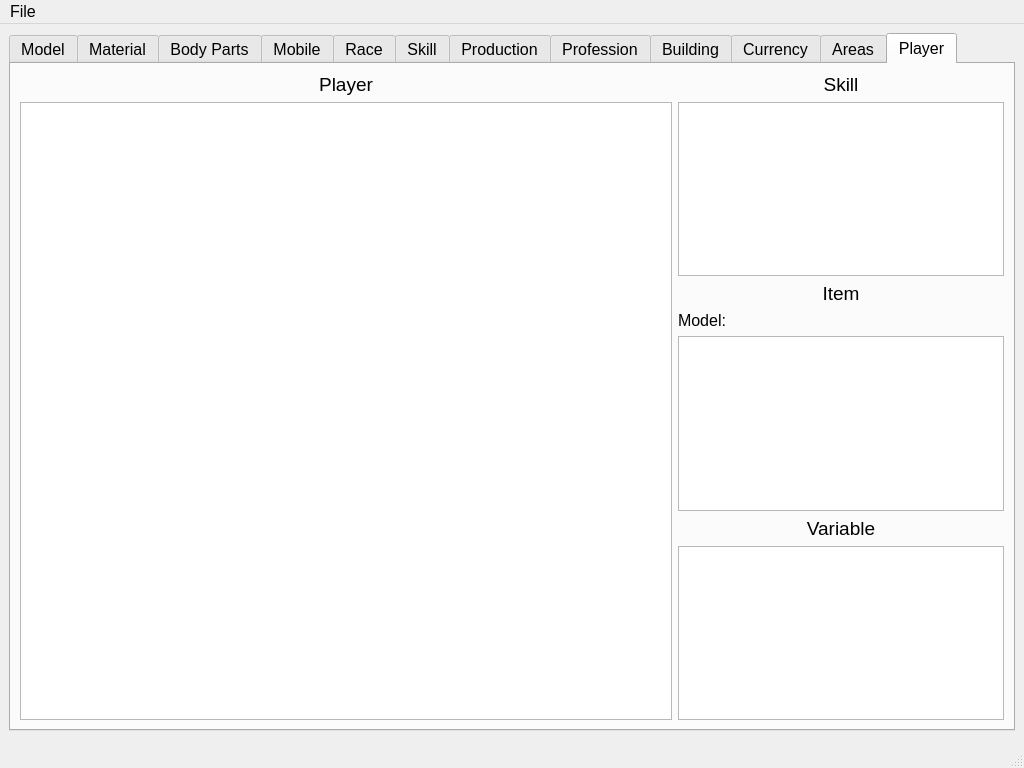
The window that db_editor/radmuddbe.ui (Galfurian/RadMud) describes before a commit, drawn with Qt 5.
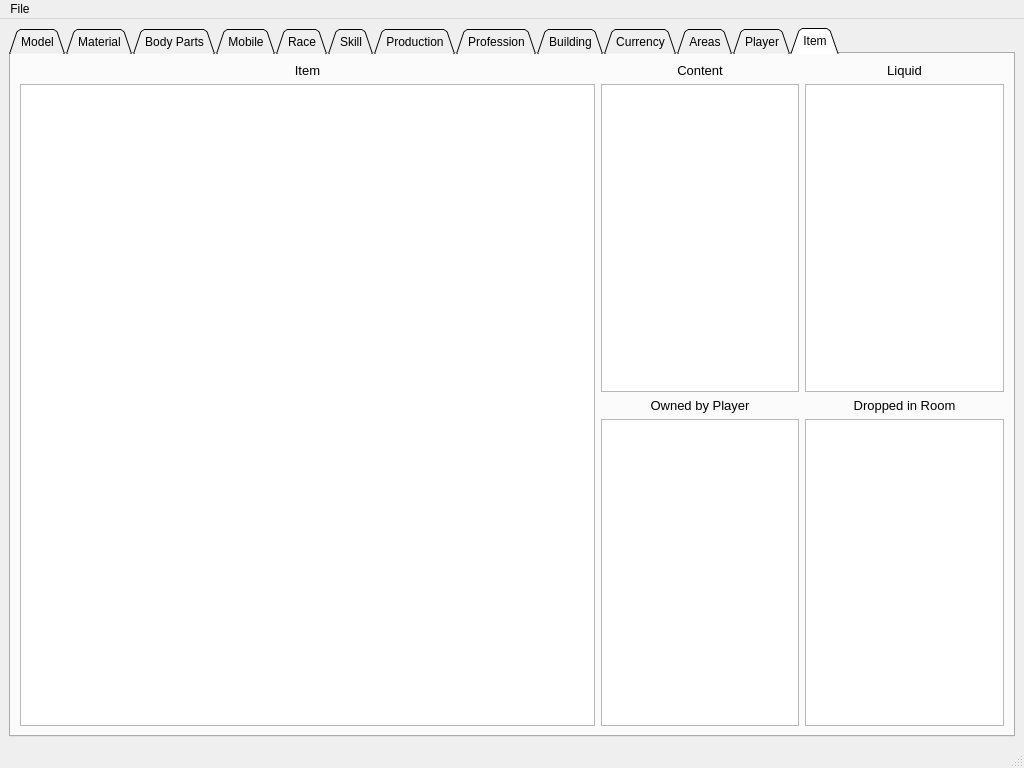
The same window after the commit.

```diff
--- a/db_editor/radmuddbe.ui
+++ b/db_editor/radmuddbe.ui
@@ -10,11 +10,6 @@
     <height>768</height>
    </rect>
   </property>
-  <property name="font">
-   <font>
-    <pointsize>12</pointsize>
-   </font>
-  </property>
   <property name="windowTitle">
    <string>RadMud Db Editor</string>
   </property>
@@ -22,8 +17,14 @@
    <layout class="QHBoxLayout" name="horizontalLayout_6">
     <item>
      <widget class="QTabWidget" name="tabWidget">
+      <property name="tabShape">
+       <enum>QTabWidget::Triangular</enum>
+      </property>
       <property name="currentIndex">
-       <number>11</number>
+       <number>12</number>
+      </property>
+      <property name="movable">
+       <bool>true</bool>
       </property>
       <widget class="QWidget" name="tab_1">
        <attribute name="title">
@@ -899,7 +900,7 @@
            <widget class="QLabel" name="label_32">
             <property name="font">
              <font>
-              <pointsize>14</pointsize>
+              <pointsize>10</pointsize>
              </font>
             </property>
             <property name="text">
@@ -925,7 +926,7 @@
            <widget class="QLabel" name="label_33">
             <property name="font">
              <font>
-              <pointsize>14</pointsize>
+              <pointsize>10</pointsize>
              </font>
             </property>
             <property name="text">
@@ -947,7 +948,7 @@
            <widget class="QLabel" name="label_35">
             <property name="font">
              <font>
-              <pointsize>14</pointsize>
+              <pointsize>10</pointsize>
              </font>
             </property>
             <property name="text">
@@ -999,7 +1000,7 @@
            <widget class="QLabel" name="label_34">
             <property name="font">
              <font>
-              <pointsize>14</pointsize>
+              <pointsize>10</pointsize>
              </font>
             </property>
             <property name="text">
@@ -1021,6 +1022,131 @@
         </item>
        </layout>
       </widget>
+      <widget class="QWidget" name="tab_11">
+       <attribute name="title">
+        <string>Item</string>
+       </attribute>
+       <layout class="QHBoxLayout" name="horizontalLayout_10" stretch="10,7">
+        <item>
+         <layout class="QVBoxLayout" name="verticalLayout_19">
+          <item>
+           <widget class="QLabel" name="label_37">
+            <property name="font">
+             <font>
+              <pointsize>10</pointsize>
+             </font>
+            </property>
+            <property name="text">
+             <string>Item</string>
+            </property>
+            <property name="alignment">
+             <set>Qt::AlignCenter</set>
+            </property>
+           </widget>
+          </item>
+          <item>
+           <widget class="QTableView" name="tbl_item">
+            <property name="sortingEnabled">
+             <bool>true</bool>
+            </property>
+           </widget>
+          </item>
+         </layout>
+        </item>
+        <item>
+         <layout class="QGridLayout" name="gridLayout_5">
+          <item row="1" column="0">
+           <widget class="QTableView" name="tbl_item_content">
+            <property name="sortingEnabled">
+             <bool>true</bool>
+            </property>
+           </widget>
+          </item>
+          <item row="2" column="1">
+           <widget class="QLabel" name="label_41">
+            <property name="font">
+             <font>
+              <pointsize>10</pointsize>
+             </font>
+            </property>
+            <property name="text">
+             <string>Dropped in Room</string>
+            </property>
+            <property name="alignment">
+             <set>Qt::AlignCenter</set>
+            </property>
+           </widget>
+          </item>
+          <item row="3" column="1">
+           <widget class="QTableView" name="tbl_item_room">
+            <property name="sortingEnabled">
+             <bool>true</bool>
+            </property>
+           </widget>
+          </item>
+          <item row="0" column="1">
+           <widget class="QLabel" name="label_39">
+            <property name="font">
+             <font>
+              <pointsize>10</pointsize>
+             </font>
+            </property>
+            <property name="text">
+             <string>Liquid</string>
+            </property>
+            <property name="alignment">
+             <set>Qt::AlignCenter</set>
+            </property>
+           </widget>
+          </item>
+          <item row="1" column="1">
+           <widget class="QTableView" name="tbl_item_liquid_content">
+            <property name="sortingEnabled">
+             <bool>true</bool>
+            </property>
+           </widget>
+          </item>
+          <item row="3" column="0">
+           <widget class="QTableView" name="tbl_item_player">
+            <property name="sortingEnabled">
+             <bool>true</bool>
+            </property>
+           </widget>
+          </item>
+          <item row="0" column="0">
+           <widget class="QLabel" name="label_38">
+            <property name="font">
+             <font>
+              <pointsize>10</pointsize>
+             </font>
+            </property>
+            <property name="text">
+             <string>Content</string>
+            </property>
+            <property name="alignment">
+             <set>Qt::AlignCenter</set>
+            </property>
+           </widget>
+          </item>
+          <item row="2" column="0">
+           <widget class="QLabel" name="label_40">
+            <property name="font">
+             <font>
+              <pointsize>10</pointsize>
+             </font>
+            </property>
+            <property name="text">
+             <string>Owned by Player</string>
+            </property>
+            <property name="alignment">
+             <set>Qt::AlignCenter</set>
+            </property>
+           </widget>
+          </item>
+         </layout>
+        </item>
+       </layout>
+      </widget>
      </widget>
     </item>
    </layout>
@@ -1046,7 +1172,7 @@
   <widget class="QStatusBar" name="statusbar">
    <property name="font">
     <font>
-     <pointsize>14</pointsize>
+     <pointsize>10</pointsize>
     </font>
    </property>
   </widget>
```
Left out of the diff: 73 changed lines with no effect on the pictures.
